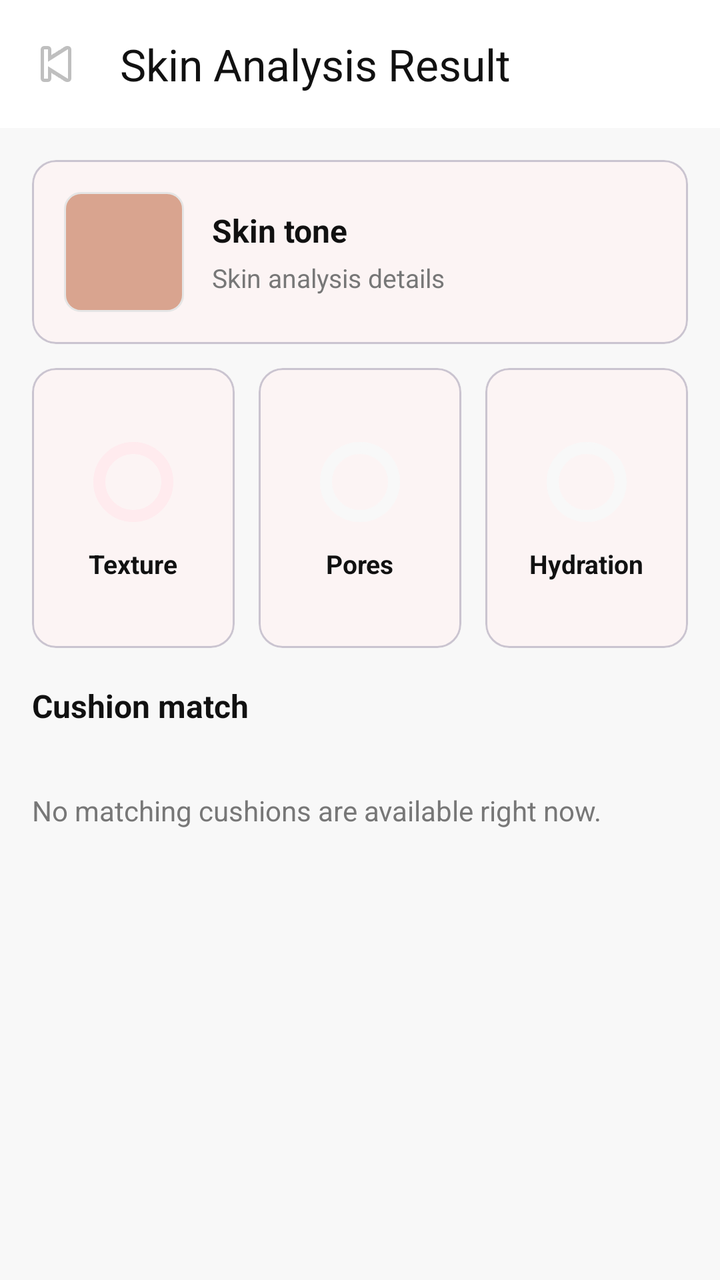
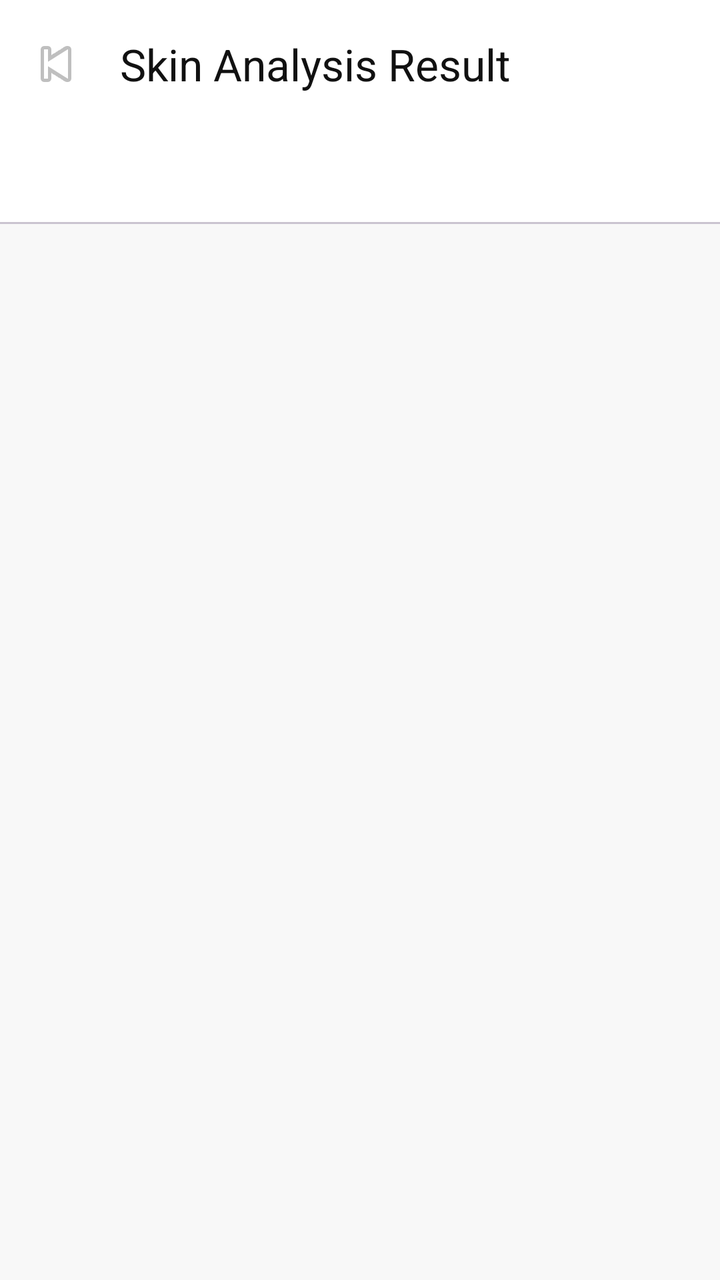

The first picture is an Android layout as it rendered before a commit; the second is the same layout after the commit. The layout source and the unified diff follow.
<!-- AndroidManifest.xml: application theme Theme.TirTirMCommerce -->
<!-- res/layout/activity_skin_result.xml -->
<?xml version="1.0" encoding="utf-8"?>
<androidx.coordinatorlayout.widget.CoordinatorLayout xmlns:android="http://schemas.android.com/apk/res/android"
    xmlns:app="http://schemas.android.com/apk/res-auto"
    android:layout_width="match_parent"
    android:layout_height="match_parent"
    android:background="@color/tirtir_off_white">

    <com.google.android.material.appbar.AppBarLayout
        android:layout_width="match_parent"
        android:layout_height="wrap_content"
        android:background="@color/tirtir_white"
        app:elevation="0dp">

        <androidx.appcompat.widget.Toolbar
            android:id="@+id/toolbarSkinResult"
            android:layout_width="match_parent"
            android:layout_height="?attr/actionBarSize"
            app:navigationIcon="@android:drawable/ic_media_previous"
            app:title="Skin Analysis Result"
            app:titleTextColor="@color/tirtir_black" />
    </com.google.android.material.appbar.AppBarLayout>

    <androidx.core.widget.NestedScrollView
        android:layout_width="match_parent"
        android:layout_height="match_parent"
        app:layout_behavior="@string/appbar_scrolling_view_behavior">

        <LinearLayout
            android:layout_width="match_parent"
            android:layout_height="wrap_content"
            android:orientation="vertical"
            android:padding="16dp">

            <TextView
                android:id="@+id/tvSkinDemoBanner"
                android:layout_width="match_parent"
                android:layout_height="wrap_content"
                android:layout_marginBottom="12dp"
                android:background="@drawable/bg_camera_panel"
                android:gravity="center"
                android:padding="12dp"
                android:text="Demo analysis · Personal results will appear when live analysis is available."
                android:textColor="@color/tirtir_white"
                android:textSize="13sp"
                android:visibility="gone" />

            <com.google.android.material.card.MaterialCardView
                android:layout_width="match_parent"
                android:layout_height="wrap_content"
                app:cardBackgroundColor="@color/tirtir_white"
                app:cardCornerRadius="12dp"
                app:cardElevation="1dp">

                <LinearLayout
                    android:layout_width="match_parent"
                    android:layout_height="wrap_content"
                    android:gravity="center_vertical"
                    android:orientation="horizontal"
                    android:padding="16dp">

                    <View
                        android:id="@+id/viewSkinToneSwatch"
                        android:layout_width="60dp"
                        android:layout_height="60dp"
                        android:background="@drawable/bg_shade_swatch" />

                    <LinearLayout
                        android:layout_width="0dp"
                        android:layout_height="wrap_content"
                        android:layout_marginStart="14dp"
                        android:layout_weight="1"
                        android:orientation="vertical">

                        <TextView
                            android:layout_width="match_parent"
                            android:layout_height="wrap_content"
                            android:text="Skin tone"
                            android:textColor="@color/tirtir_black"
                            android:textSize="16sp"
                            android:textStyle="bold" />

                        <TextView
                            android:id="@+id/tvSkinToneMeta"
                            android:layout_width="match_parent"
                            android:layout_height="wrap_content"
                            android:layout_marginTop="4dp"
                            android:text="Skin analysis details"
                            android:textColor="@color/tirtir_text_secondary"
                            android:textSize="13sp" />
                    </LinearLayout>
                </LinearLayout>
            </com.google.android.material.card.MaterialCardView>

            <LinearLayout
                android:layout_width="match_parent"
                android:layout_height="wrap_content"
                android:layout_marginTop="12dp"
                android:orientation="horizontal">

                <com.google.android.material.card.MaterialCardView
                    android:layout_width="0dp"
                    android:layout_height="140dp"
                    android:layout_marginEnd="6dp"
                    android:layout_weight="1"
                    app:cardBackgroundColor="@color/tirtir_white"
                    app:cardCornerRadius="12dp"
                    app:cardElevation="1dp">

                    <LinearLayout
                        android:layout_width="match_parent"
                        android:layout_height="match_parent"
                        android:gravity="center"
                        android:orientation="vertical">

                        <com.google.android.material.progressindicator.CircularProgressIndicator
                            android:id="@+id/progressTexture"
                            android:layout_width="56dp"
                            android:layout_height="56dp"
                            app:indicatorColor="@color/tirtir_red_primary"
                            app:trackColor="@color/tirtir_red_surface"
                            app:trackThickness="6dp" />

                        <TextView
                            android:id="@+id/tvTextureScore"
                            android:layout_width="wrap_content"
                            android:layout_height="wrap_content"
                            android:layout_marginTop="8dp"
                            android:text="Texture"
                            android:textColor="@color/tirtir_black"
                            android:textSize="13sp"
                            android:textStyle="bold" />
                    </LinearLayout>
                </com.google.android.material.card.MaterialCardView>

                <com.google.android.material.card.MaterialCardView
                    android:layout_width="0dp"
                    android:layout_height="140dp"
                    android:layout_marginHorizontal="6dp"
                    android:layout_weight="1"
                    app:cardBackgroundColor="@color/tirtir_white"
                    app:cardCornerRadius="12dp"
                    app:cardElevation="1dp">

                    <LinearLayout
                        android:layout_width="match_parent"
                        android:layout_height="match_parent"
                        android:gravity="center"
                        android:orientation="vertical">

                        <com.google.android.material.progressindicator.CircularProgressIndicator
                            android:id="@+id/progressPores"
                            android:layout_width="56dp"
                            android:layout_height="56dp"
                            app:indicatorColor="@color/tirtir_warning"
                            app:trackColor="@color/tirtir_off_white"
                            app:trackThickness="6dp" />

                        <TextView
                            android:id="@+id/tvPoresScore"
                            android:layout_width="wrap_content"
                            android:layout_height="wrap_content"
                            android:layout_marginTop="8dp"
                            android:text="Pores"
                            android:textColor="@color/tirtir_black"
                            android:textSize="13sp"
                            android:textStyle="bold" />
                    </LinearLayout>
                </com.google.android.material.card.MaterialCardView>

                <com.google.android.material.card.MaterialCardView
                    android:layout_width="0dp"
                    android:layout_height="140dp"
                    android:layout_marginStart="6dp"
                    android:layout_weight="1"
                    app:cardBackgroundColor="@color/tirtir_white"
                    app:cardCornerRadius="12dp"
                    app:cardElevation="1dp">

                    <LinearLayout
                        android:layout_width="match_parent"
                        android:layout_height="match_parent"
                        android:gravity="center"
                        android:orientation="vertical">

                        <com.google.android.material.progressindicator.CircularProgressIndicator
                            android:id="@+id/progressHydration"
                            android:layout_width="56dp"
                            android:layout_height="56dp"
                            app:indicatorColor="@color/tirtir_info"
                            app:trackColor="@color/tirtir_off_white"
                            app:trackThickness="6dp" />

                        <TextView
                            android:id="@+id/tvHydrationScore"
                            android:layout_width="wrap_content"
                            android:layout_height="wrap_content"
                            android:layout_marginTop="8dp"
                            android:text="Hydration"
                            android:textColor="@color/tirtir_black"
                            android:textSize="13sp"
                            android:textStyle="bold" />
                    </LinearLayout>
                </com.google.android.material.card.MaterialCardView>
            </LinearLayout>

            <TextView
                android:layout_width="match_parent"
                android:layout_height="wrap_content"
                android:layout_marginTop="18dp"
                android:text="Cushion match"
                android:textColor="@color/tirtir_black"
                android:textSize="16sp"
                android:textStyle="bold" />

            <androidx.recyclerview.widget.RecyclerView
                android:id="@+id/rvCushionMatches"
                android:layout_width="match_parent"
                android:layout_height="wrap_content"
                android:layout_marginTop="8dp"
                android:nestedScrollingEnabled="false" />

            <TextView
                android:id="@+id/tvCushionEmpty"
                android:layout_width="match_parent"
                android:layout_height="wrap_content"
                android:paddingVertical="24dp"
                android:text="No matching cushions are available right now."
                android:textColor="@color/tirtir_text_secondary"
                android:textSize="14sp" />
        </LinearLayout>
    </androidx.core.widget.NestedScrollView>
</androidx.coordinatorlayout.widget.CoordinatorLayout>
<!-- resources referenced by this layout -->
<resources>
  <color name="tirtir_black">#111111</color>
  <color name="tirtir_info">#1565C0</color>
  <color name="tirtir_off_white">#F8F8F8</color>
  <color name="tirtir_red_primary">#C62828</color>
  <color name="tirtir_red_surface">#FFEBEE</color>
  <color name="tirtir_text_secondary">#777777</color>
  <color name="tirtir_warning">#F57F17</color>
  <color name="tirtir_white">#FFFFFF</color>
  <!-- drawable bg_camera_panel (drawable) -->
  <?xml version="1.0" encoding="utf-8"?>
  <shape xmlns:android="http://schemas.android.com/apk/res/android">
      <solid android:color="#CC111111" />
      <corners android:radius="18dp" />
      <padding
          android:left="14dp"
          android:top="10dp"
          android:right="14dp"
          android:bottom="10dp" />
  </shape>
  <!-- drawable bg_shade_swatch (drawable) -->
  <?xml version="1.0" encoding="utf-8"?>
  <shape xmlns:android="http://schemas.android.com/apk/res/android">
      <solid android:color="#D9A48F" />
      <stroke
          android:width="1dp"
          android:color="@color/tirtir_border_gray" />
      <corners android:radius="8dp" />
  </shape>
  <style name="Theme.TirTirMCommerce" parent="Base.Theme.TirTirMCommerce" />
  <color name="tirtir_border_gray">#E5E5E5</color>
  <style name="Base.Theme.TirTirMCommerce" parent="Theme.Material3.DayNight.NoActionBar">
          
          <item name="colorPrimary">@color/tirtir_red_primary</item>
          <item name="colorPrimaryDark">@color/tirtir_red_dark</item>
          <item name="colorPrimaryContainer">@color/tirtir_red_surface</item>
  
          
          <item name="colorOnPrimary">@color/tirtir_white</item>
          <item name="colorOnPrimaryContainer">@color/tirtir_red_primary</item>
  
          
          <item name="colorSecondary">@color/tirtir_black</item>
          <item name="colorOnSecondary">@color/tirtir_white</item>
  
          
          <item name="colorSurface">@color/tirtir_white</item>
          <item name="colorOnSurface">@color/tirtir_black</item>
          <item name="colorSurfaceVariant">@color/tirtir_off_white</item>
  
          
          <item name="android:windowBackground">@color/tirtir_off_white</item>
          <item name="android:statusBarColor">@color/tirtir_white</item>
          <item name="android:windowLightStatusBar">true</item>
  
          
          <item name="colorError">@color/tirtir_error</item>
      </style>
  <color name="tirtir_red_dark">#8E0000</color>
  <color name="tirtir_error">#D32F2F</color>
</resources>

<!-- the commit's change to res/layout/activity_skin_result.xml (unified diff, before → after) -->
@@ -6,10 +6,11 @@
     android:background="@color/tirtir_off_white">
 
     <com.google.android.material.appbar.AppBarLayout
+        android:id="@+id/appBarSkinResult"
         android:layout_width="match_parent"
         android:layout_height="wrap_content"
         android:background="@color/tirtir_white"
-        app:elevation="0dp">
+        app:elevation="2dp">
 
         <androidx.appcompat.widget.Toolbar
             android:id="@+id/toolbarSkinResult"
@@ -18,215 +19,68 @@
             app:navigationIcon="@android:drawable/ic_media_previous"
             app:title="Skin Analysis Result"
             app:titleTextColor="@color/tirtir_black" />
+
+        <com.google.android.material.tabs.TabLayout
+            android:id="@+id/tabLayoutSkinResult"
+            android:layout_width="match_parent"
+            android:layout_height="wrap_content"
+            app:tabGravity="fill"
+            app:tabIndicatorColor="@color/tirtir_red_primary"
+            app:tabMode="fixed"
+            app:tabSelectedTextColor="@color/tirtir_red_primary"
+            app:tabTextColor="@color/tirtir_text_secondary" />
     </com.google.android.material.appbar.AppBarLayout>
 
-    <androidx.core.widget.NestedScrollView
+    <androidx.viewpager2.widget.ViewPager2
+        android:id="@+id/viewPagerSkinResult"
         android:layout_width="match_parent"
         android:layout_height="match_parent"
-        app:layout_behavior="@string/appbar_scrolling_view_behavior">
+        app:layout_behavior="@string/appbar_scrolling_view_behavior" />
+
+    
+    <FrameLayout
+        android:id="@+id/loadingOverlay"
+        android:layout_width="match_parent"
+        android:layout_height="match_parent"
+        android:background="#CC000000"
+        android:clickable="true"
+        android:visibility="gone">
 
         <LinearLayout
-            android:layout_width="match_parent"
+            android:layout_width="wrap_content"
             android:layout_height="wrap_content"
-            android:orientation="vertical"
-            android:padding="16dp">
+            android:layout_gravity="center"
+            android:gravity="center"
+            android:orientation="vertical">
+
+            <com.airbnb.lottie.LottieAnimationView
+                android:id="@+id/lottieLoading"
+                android:layout_width="120dp"
+                android:layout_height="120dp"
+                app:lottie_autoPlay="true"
+                app:lottie_loop="true"
+                app:lottie_rawRes="@raw/typing_dots"
+                app:lottie_fallbackRes="@android:color/transparent" />
 
             <TextView
-                android:id="@+id/tvSkinDemoBanner"
-                android:layout_width="match_parent"
+                android:id="@+id/tvLoadingStatus"
+                android:layout_width="wrap_content"
                 android:layout_height="wrap_content"
-                android:layout_marginBottom="12dp"
-                android:background="@drawable/bg_camera_panel"
-                android:gravity="center"
-                android:padding="12dp"
-                android:text="Demo analysis · Personal results will appear when live analysis is available."
+                android:layout_marginTop="16dp"
+                android:text="Analyzing your skin..."
                 android:textColor="@color/tirtir_white"
-                android:textSize="13sp"
-                android:visibility="gone" />
-
-            <com.google.android.material.card.MaterialCardView
-                android:layout_width="match_parent"
-                android:layout_height="wrap_content"
-                app:cardBackgroundColor="@color/tirtir_white"
-                app:cardCornerRadius="12dp"
-                app:cardElevation="1dp">
-
-                <LinearLayout
-                    android:layout_width="match_parent"
-                    android:layout_height="wrap_content"
-                    android:gravity="center_vertical"
-                    android:orientation="horizontal"
-                    android:padding="16dp">
-
-                    <View
-                        android:id="@+id/viewSkinToneSwatch"
-                        android:layout_width="60dp"
-                        android:layout_height="60dp"
-                        android:background="@drawable/bg_shade_swatch" />
-
-                    <LinearLayout
-                        android:layout_width="0dp"
-                        android:layout_height="wrap_content"
-                        android:layout_marginStart="14dp"
-                        android:layout_weight="1"
-                        android:orientation="vertical">
-
-                        <TextView
-                            android:layout_width="match_parent"
-                            android:layout_height="wrap_content"
-                            android:text="Skin tone"
-                            android:textColor="@color/tirtir_black"
-                            android:textSize="16sp"
-                            android:textStyle="bold" />
-
-                        <TextView
-                            android:id="@+id/tvSkinToneMeta"
-                            android:layout_width="match_parent"
-                            android:layout_height="wrap_content"
-                            android:layout_marginTop="4dp"
-                            android:text="Skin analysis details"
-                            android:textColor="@color/tirtir_text_secondary"
-                            android:textSize="13sp" />
-                    </LinearLayout>
-                </LinearLayout>
-            </com.google.android.material.card.MaterialCardView>
-
-            <LinearLayout
-                android:layout_width="match_parent"
-                android:layout_height="wrap_content"
-                android:layout_marginTop="12dp"
-                android:orientation="horizontal">
-
-                <com.google.android.material.card.MaterialCardView
-                    android:layout_width="0dp"
-                    android:layout_height="140dp"
-                    android:layout_marginEnd="6dp"
-                    android:layout_weight="1"
-                    app:cardBackgroundColor="@color/tirtir_white"
-                    app:cardCornerRadius="12dp"
-                    app:cardElevation="1dp">
-
-                    <LinearLayout
-                        android:layout_width="match_parent"
-                        android:layout_height="match_parent"
-                        android:gravity="center"
-                        android:orientation="vertical">
-
-                        <com.google.android.material.progressindicator.CircularProgressIndicator
-                            android:id="@+id/progressTexture"
-                            android:layout_width="56dp"
-                            android:layout_height="56dp"
-                            app:indicatorColor="@color/tirtir_red_primary"
-                            app:trackColor="@color/tirtir_red_surface"
-                            app:trackThickness="6dp" />
-
-                        <TextView
-                            android:id="@+id/tvTextureScore"
-                            android:layout_width="wrap_content"
-                            android:layout_height="wrap_content"
-                            android:layout_marginTop="8dp"
-                            android:text="Texture"
-                            android:textColor="@color/tirtir_black"
-                            android:textSize="13sp"
-                            android:textStyle="bold" />
-                    </LinearLayout>
-                </com.google.android.material.card.MaterialCardView>
-
-                <com.google.android.material.card.MaterialCardView
-                    android:layout_width="0dp"
-                    android:layout_height="140dp"
-                    android:layout_marginHorizontal="6dp"
-                    android:layout_weight="1"
-                    app:cardBackgroundColor="@color/tirtir_white"
-                    app:cardCornerRadius="12dp"
-                    app:cardElevation="1dp">
-
-                    <LinearLayout
-                        android:layout_width="match_parent"
-                        android:layout_height="match_parent"
-                        android:gravity="center"
-                        android:orientation="vertical">
-
-                        <com.google.android.material.progressindicator.CircularProgressIndicator
-                            android:id="@+id/progressPores"
-                            android:layout_width="56dp"
-                            android:layout_height="56dp"
-                            app:indicatorColor="@color/tirtir_warning"
-                            app:trackColor="@color/tirtir_off_white"
-                            app:trackThickness="6dp" />
-
-                        <TextView
-                            android:id="@+id/tvPoresScore"
-                            android:layout_width="wrap_content"
-                            android:layout_height="wrap_content"
-                            android:layout_marginTop="8dp"
-                            android:text="Pores"
-                            android:textColor="@color/tirtir_black"
-                            android:textSize="13sp"
-                            android:textStyle="bold" />
-                    </LinearLayout>
-                </com.google.android.material.card.MaterialCardView>
-
-                <com.google.android.material.card.MaterialCardView
-                    android:layout_width="0dp"
-                    android:layout_height="140dp"
-                    android:layout_marginStart="6dp"
-                    android:layout_weight="1"
-                    app:cardBackgroundColor="@color/tirtir_white"
-                    app:cardCornerRadius="12dp"
-                    app:cardElevation="1dp">
-
-                    <LinearLayout
-                        android:layout_width="match_parent"
-                        android:layout_height="match_parent"
-                        android:gravity="center"
-                        android:orientation="vertical">
-
-                        <com.google.android.material.progressindicator.CircularProgressIndicator
-                            android:id="@+id/progressHydration"
-                            android:layout_width="56dp"
-                            android:layout_height="56dp"
-                            app:indicatorColor="@color/tirtir_info"
-                            app:trackColor="@color/tirtir_off_white"
-                            app:trackThickness="6dp" />
-
-                        <TextView
-                            android:id="@+id/tvHydrationScore"
-                            android:layout_width="wrap_content"
-                            android:layout_height="wrap_content"
-                            android:layout_marginTop="8dp"
-                            android:text="Hydration"
-                            android:textColor="@color/tirtir_black"
-                            android:textSize="13sp"
-                            android:textStyle="bold" />
-                    </LinearLayout>
-                </com.google.android.material.card.MaterialCardView>
-            </LinearLayout>
-
-            <TextView
-                android:layout_width="match_parent"
-                android:layout_height="wrap_content"
-                android:layout_marginTop="18dp"
-                android:text="Cushion match"
-                android:textColor="@color/tirtir_black"
                 android:textSize="16sp"
                 android:textStyle="bold" />
 
-            <androidx.recyclerview.widget.RecyclerView
-                android:id="@+id/rvCushionMatches"
-                android:layout_width="match_parent"
+            <TextView
+                android:id="@+id/tvLoadingSubStatus"
+                android:layout_width="wrap_content"
                 android:layout_height="wrap_content"
-                android:layout_marginTop="8dp"
-                android:nestedScrollingEnabled="false" />
+                android:layout_marginTop="6dp"
+                android:text="Please wait, AI is processing"
+                android:textColor="#BBFFFFFF"
+                android:textSize="13sp" />
+        </LinearLayout>
+    </FrameLayout>
 
-            <TextView
-                android:id="@+id/tvCushionEmpty"
-                android:layout_width="match_parent"
-                android:layout_height="wrap_content"
-                android:paddingVertical="24dp"
-                android:text="No matching cushions are available right now."
-                android:textColor="@color/tirtir_text_secondary"
-                android:textSize="14sp" />
-        </LinearLayout>
-    </androidx.core.widget.NestedScrollView>
 </androidx.coordinatorlayout.widget.CoordinatorLayout>
<!-- resource entries referenced after the edit -->
@@ -1,35 +1,12 @@
 <!-- resources referenced by this layout -->
 <resources>
   <color name="tirtir_black">#111111</color>
-  <color name="tirtir_info">#1565C0</color>
   <color name="tirtir_off_white">#F8F8F8</color>
   <color name="tirtir_red_primary">#C62828</color>
   <color name="tirtir_red_surface">#FFEBEE</color>
   <color name="tirtir_text_secondary">#777777</color>
-  <color name="tirtir_warning">#F57F17</color>
   <color name="tirtir_white">#FFFFFF</color>
-  <!-- drawable bg_camera_panel (drawable) -->
-  <?xml version="1.0" encoding="utf-8"?>
-  <shape xmlns:android="http://schemas.android.com/apk/res/android">
-      <solid android:color="#CC111111" />
-      <corners android:radius="18dp" />
-      <padding
-          android:left="14dp"
-          android:top="10dp"
-          android:right="14dp"
-          android:bottom="10dp" />
-  </shape>
-  <!-- drawable bg_shade_swatch (drawable) -->
-  <?xml version="1.0" encoding="utf-8"?>
-  <shape xmlns:android="http://schemas.android.com/apk/res/android">
-      <solid android:color="#D9A48F" />
-      <stroke
-          android:width="1dp"
-          android:color="@color/tirtir_border_gray" />
-      <corners android:radius="8dp" />
-  </shape>
   <style name="Theme.TirTirMCommerce" parent="Base.Theme.TirTirMCommerce" />
-  <color name="tirtir_border_gray">#E5E5E5</color>
   <style name="Base.Theme.TirTirMCommerce" parent="Theme.Material3.DayNight.NoActionBar">
           
           <item name="colorPrimary">@color/tirtir_red_primary</item>
